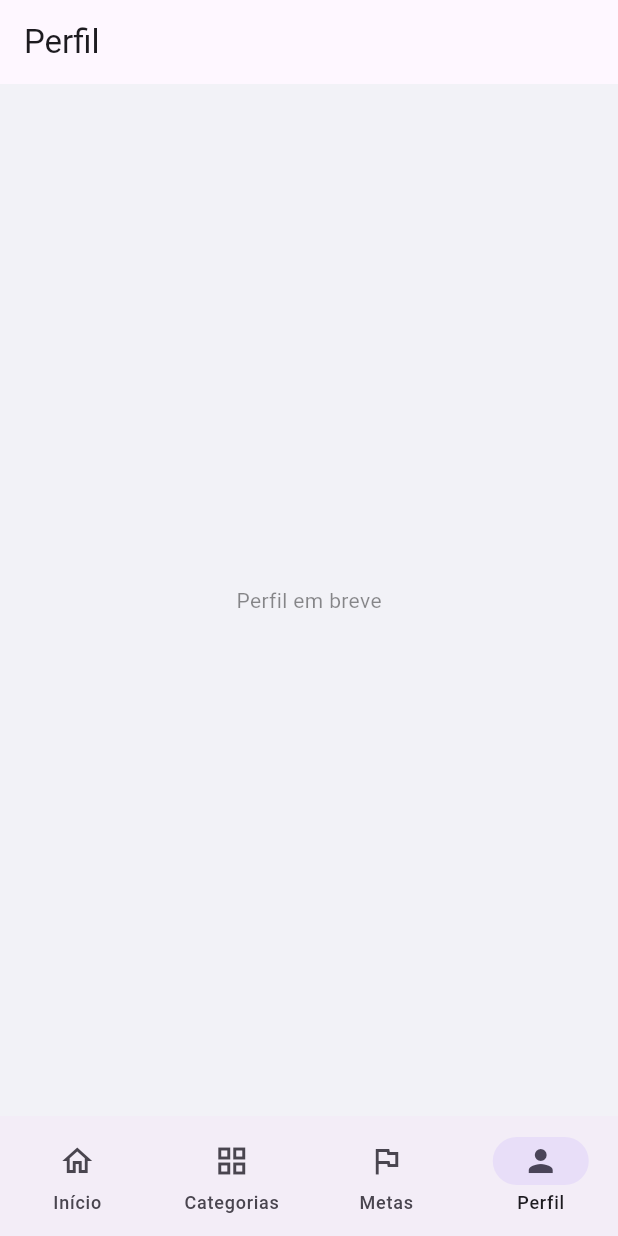
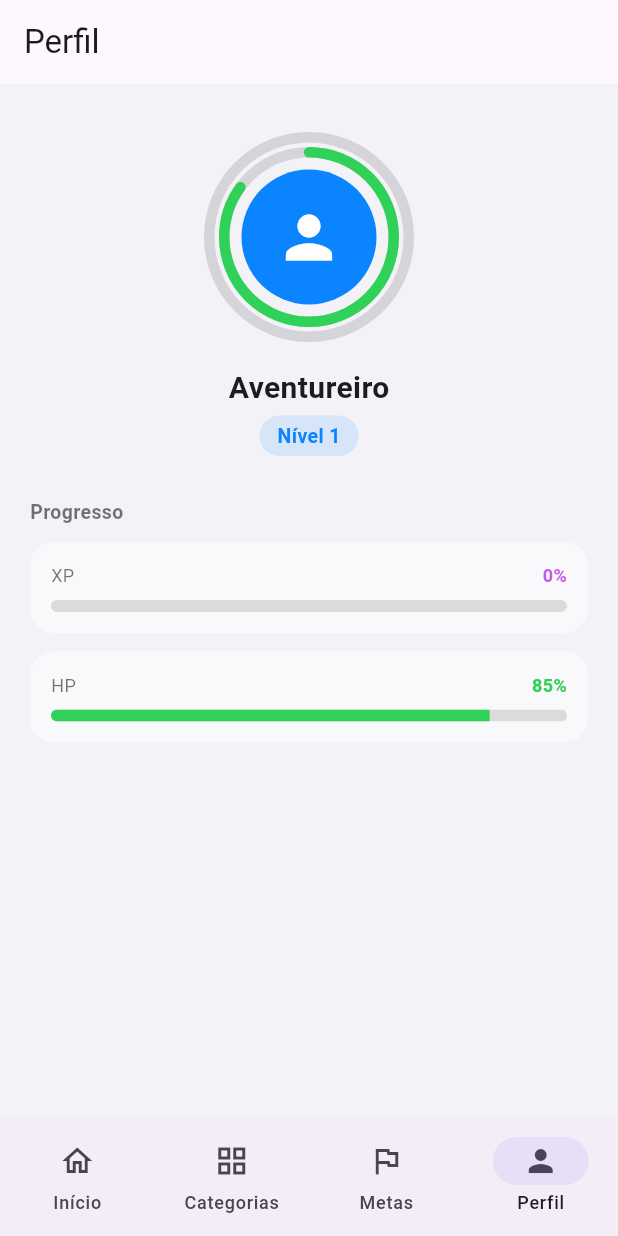
Before and after one commit to thybiagio/finquest, a Flutter app: the screen it shows after launch, item 4 of the bottom bar chosen, on a phone screen of 412 x 824 dp. Run offline on Flutter 3.47's test engine with Material 3 defaults, Android fonts, the phone set to English and light mode, and no system bars.

Commit message:
Criação campo de perfil

```diff
--- a/lib/main.dart
+++ b/lib/main.dart
@@ -44,6 +44,11 @@ class _AppShellState extends State<AppShell> {
   final List<Transacao> _transacoes = [];
   final List<Meta> _metas = [];
 
+  final String _nomeJogador = 'Aventureiro';
+  int _nivel = 1;
+  int _xpAtual = 0;
+  static const int _xpPorNivel = 100;
+
   static const _titulos = ['FinQuest', 'Categorias', 'Metas', 'Perfil'];
 
   @override
@@ -58,6 +63,24 @@ class _AppShellState extends State<AppShell> {
 
   double get _despesaTotal => _categorias.fold(0.0, (soma, c) => soma + c.gastoAtual);
   double get _saldo => _receitaTotal - _despesaTotal;
+
+  double get _xpPercentual => _xpAtual / _xpPorNivel;
+
+  double get _hpPercentual {
+    final categoriasEstouradas = _categorias.where((c) => c.estourouOrcamento).length;
+    var hp = 100.0;
+    hp -= categoriasEstouradas * 15;
+    if (_saldo < 0) hp -= 20;
+    return (hp / 100).clamp(0.0, 1.0);
+  }
+
+  void _ganharXp(int quantidade) {
+    _xpAtual += quantidade;
+    while (_xpAtual >= _xpPorNivel) {
+      _xpAtual -= _xpPorNivel;
+      _nivel++;
+    }
+  }
 
   void _adicionarCategoria(Categoria categoria) {
     setState(() {
@@ -74,7 +97,11 @@ class _AppShellState extends State<AppShell> {
   void _contribuirParaMeta(Meta meta, double valor) {
     final index = _metas.indexOf(meta);
     if (index != -1) {
-      _metas[index] = meta.copyWith(valorAtual: meta.valorAtual + valor);
+      final metaAtualizada = meta.copyWith(valorAtual: meta.valorAtual + valor);
+      _metas[index] = metaAtualizada;
+      if (!meta.concluida && metaAtualizada.concluida) {
+        _ganharXp(50);
+      }
     }
   }
 
@@ -86,6 +113,7 @@ class _AppShellState extends State<AppShell> {
     Meta? metaDestino,
   }) {
     setState(() {
+      _ganharXp(5);
       if (tipo == TipoTransacao.receita) {
         if (metaDestino != null) {
           _contribuirParaMeta(metaDestino, valor);
@@ -224,18 +252,23 @@ class _AppShellState extends State<AppShell> {
         onAdicionarCategoria: _adicionarCategoria,
       ),
       MetasContent(metas: _metas, onAdicionarMeta: _adicionarMeta),
-      const PerfilScreen(),
+      PerfilScreen(
+        nome: _nomeJogador,
+        nivel: _nivel,
+        xpPercentual: _xpPercentual,
+        hpPercentual: _hpPercentual,
+      ),
     ];
 
     return Scaffold(
       appBar: AppBar(
         title: Text(_titulos[_abaAtual]),
         actions: _abaAtual == 0
-            ? const [
+            ? [
                 Padding(
-                  padding: EdgeInsets.only(right: 16),
+                  padding: const EdgeInsets.only(right: 16),
                   child: Center(
-                    child: ProgressRings(xpPercentual: 0.78, hpPercentual: 0.82),
+                    child: ProgressRings(xpPercentual: _xpPercentual, hpPercentual: _hpPercentual),
                   ),
                 ),
               ]
--- a/lib/screens/perfil_screen.dart
+++ b/lib/screens/perfil_screen.dart
@@ -1,12 +1,121 @@
 import 'package:flutter/material.dart';
+import '../widgets/progress_rings.dart';
 
 class PerfilScreen extends StatelessWidget {
-  const PerfilScreen({super.key});
+  const PerfilScreen({
+    super.key,
+    required this.nome,
+    required this.nivel,
+    required this.xpPercentual,
+    required this.hpPercentual,
+  });
+
+  final String nome;
+  final int nivel;
+  final double xpPercentual;
+  final double hpPercentual;
+
+  static const _corXp = Color(0xFFBF5AF2);
+  static const _corHp = Color(0xFF30D158);
 
   @override
   Widget build(BuildContext context) {
-    return const Center(
-      child: Text('Perfil em breve', style: TextStyle(color: Colors.black45)),
+    return Padding(
+      padding: const EdgeInsets.all(20),
+      child: ListView(
+        children: [
+          const SizedBox(height: 12),
+          Center(
+            child: Stack(
+              alignment: Alignment.center,
+              children: [
+                SizedBox(
+                  width: 140,
+                  height: 140,
+                  child: ProgressRings(xpPercentual: xpPercentual, hpPercentual: hpPercentual),
+                ),
+                Container(
+                  width: 90,
+                  height: 90,
+                  decoration: const BoxDecoration(
+                    color: Color(0xFF0A84FF),
+                    shape: BoxShape.circle,
+                  ),
+                  child: const Icon(Icons.person, size: 46, color: Colors.white),
+                ),
+              ],
+            ),
+          ),
+          const SizedBox(height: 16),
+          Center(
+            child: Text(nome, style: const TextStyle(fontSize: 20, fontWeight: FontWeight.bold)),
+          ),
+          const SizedBox(height: 4),
+          Center(
+            child: Container(
+              padding: const EdgeInsets.symmetric(horizontal: 12, vertical: 4),
+              decoration: BoxDecoration(
+                color: const Color(0xFF0A84FF).withValues(alpha: 0.12),
+                borderRadius: BorderRadius.circular(20),
+              ),
+              child: Text(
+                'Nível $nivel',
+                style: const TextStyle(fontSize: 13, fontWeight: FontWeight.w600, color: Color(0xFF0A84FF)),
+              ),
+            ),
+          ),
+          const SizedBox(height: 28),
+          const Text('Progresso', style: TextStyle(fontSize: 13, fontWeight: FontWeight.w600, color: Colors.black54)),
+          const SizedBox(height: 10),
+          _BarraStat(label: 'XP', percentual: xpPercentual, cor: _corXp),
+          const SizedBox(height: 12),
+          _BarraStat(label: 'HP', percentual: hpPercentual, cor: _corHp),
+        ],
+      ),
     );
   }
 }
+
+class _BarraStat extends StatelessWidget {
+  const _BarraStat({required this.label, required this.percentual, required this.cor});
+
+  final String label;
+  final double percentual;
+  final Color cor;
+
+  @override
+  Widget build(BuildContext context) {
+    return Container(
+      padding: const EdgeInsets.all(14),
+      decoration: BoxDecoration(
+        color: Colors.white.withValues(alpha: 0.55),
+        borderRadius: BorderRadius.circular(16),
+      ),
+      child: Column(
+        crossAxisAlignment: CrossAxisAlignment.start,
+        children: [
+          Row(
+            mainAxisAlignment: MainAxisAlignment.spaceBetween,
+            children: [
+              Text(label, style: const TextStyle(fontSize: 12, color: Colors.black54)),
+              Text(
+                '${(percentual * 100).round()}%',
+                style: TextStyle(fontSize: 12, fontWeight: FontWeight.bold, color: cor),
+              ),
+            ],
+          ),
+          const SizedBox(height: 8),
+          ClipRRect(
+            borderRadius: BorderRadius.circular(8),
+            child: LinearProgressIndicator(
+              value: percentual.clamp(0.0, 1.0),
+              minHeight: 8,
+              backgroundColor: Colors.black12,
+              valueColor: AlwaysStoppedAnimation(cor),
+            ),
+          ),
+        ],
+      ),
+    );
+  }
+}
```
